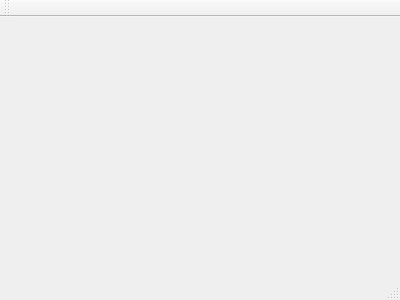
First picture: the form in mainwindow.ui, repository kian98/ksniffer, before the edit.
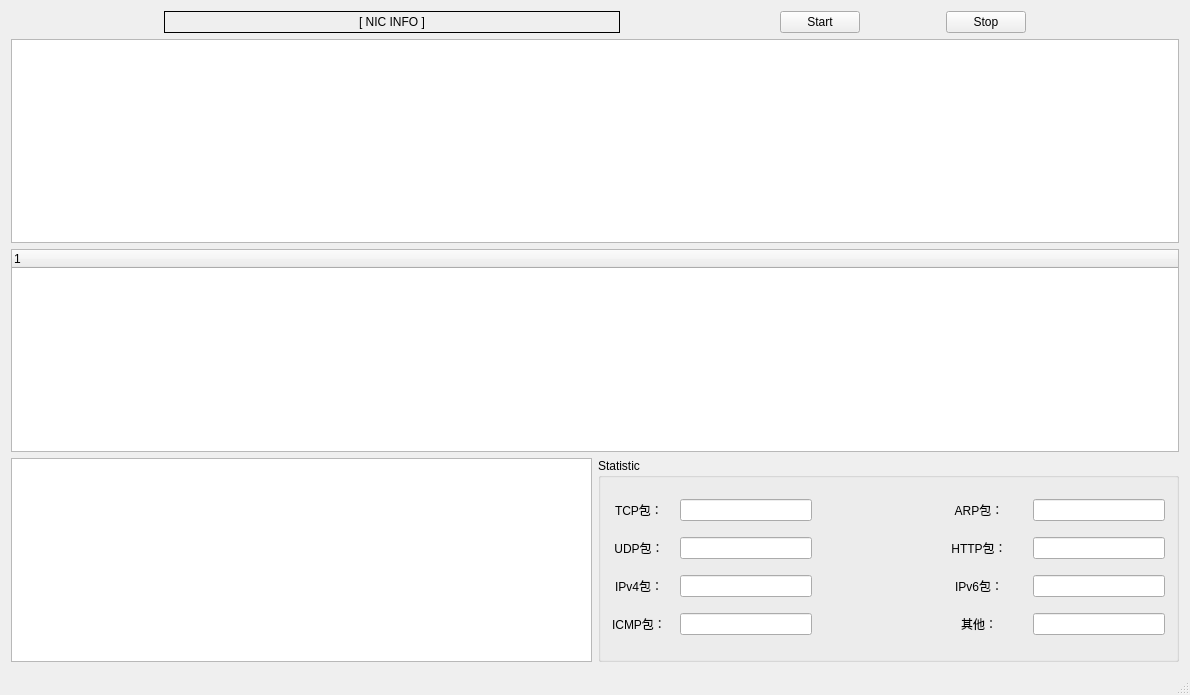
Second picture: the form after the edit. The open tabs and pages were chosen to show the change.

```diff
--- a/mainwindow.ui
+++ b/mainwindow.ui
@@ -1,24 +1,565 @@
 <ui version="4.0">
  <class>MainWindow</class>
- <widget class="QMainWindow" name="MainWindow" >
-  <property name="geometry" >
+ <widget class="QMainWindow" name="MainWindow">
+  <property name="geometry">
    <rect>
     <x>0</x>
     <y>0</y>
-    <width>400</width>
-    <height>300</height>
+    <width>1190</width>
+    <height>695</height>
    </rect>
   </property>
   <property name="windowTitle" >
    <string>MainWindow</string>
   </property>
-  <widget class="QMenuBar" name="menuBar" />
-  <widget class="QToolBar" name="mainToolBar" />
-  <widget class="QWidget" name="centralWidget" />
-  <widget class="QStatusBar" name="statusBar" />
+  <widget class="QWidget" name="centralWidget">
+   <layout class="QVBoxLayout" name="verticalLayout_2">
+    <property name="leftMargin">
+     <number>0</number>
+    </property>
+    <property name="topMargin">
+     <number>0</number>
+    </property>
+    <property name="rightMargin">
+     <number>0</number>
+    </property>
+    <property name="bottomMargin">
+     <number>0</number>
+    </property>
+    <item>
+     <widget class="QStackedWidget" name="stackedWidget">
+      <property name="currentIndex">
+       <number>0</number>
+      </property>
+      <widget class="QWidget" name="nic">
+       <layout class="QVBoxLayout" name="verticalLayout_3">
+        <item>
+         <layout class="QVBoxLayout" name="verticalLayout">
+          <item>
+           <widget class="QLabel" name="label">
+            <property name="font">
+             <font>
+              <family>Microsoft YaHei UI</family>
+              <pointsize>14</pointsize>
+              <weight>50</weight>
+              <bold>false</bold>
+             </font>
+            </property>
+            <property name="statusTip">
+             <string>网络工程师综合实训：嗅探器的设计与实现</string>
+            </property>
+            <property name="whatsThis">
+             <string/>
+            </property>
+            <property name="frameShape">
+             <enum>QFrame::NoFrame</enum>
+            </property>
+            <property name="frameShadow">
+             <enum>QFrame::Plain</enum>
+            </property>
+            <property name="text">
+             <string>欢迎使用 KSniffer</string>
+            </property>
+            <property name="textFormat">
+             <enum>Qt::RichText</enum>
+            </property>
+            <property name="alignment">
+             <set>Qt::AlignLeading|Qt::AlignLeft|Qt::AlignVCenter</set>
+            </property>
+            <property name="indent">
+             <number>5</number>
+            </property>
+           </widget>
+          </item>
+          <item>
+           <widget class="QLabel" name="label_2">
+            <property name="statusTip">
+             <string/>
+            </property>
+            <property name="text">
+             <string>Select a NIC：</string>
+            </property>
+            <property name="margin">
+             <number>10</number>
+            </property>
+            <property name="indent">
+             <number>15</number>
+            </property>
+           </widget>
+          </item>
+          <item>
+           <widget class="QListView" name="listView">
+            <property name="statusTip">
+             <string>选择设备</string>
+            </property>
+            <property name="autoFillBackground">
+             <bool>false</bool>
+            </property>
+            <property name="spacing">
+             <number>0</number>
+            </property>
+           </widget>
+          </item>
+          <item>
+           <spacer name="verticalSpacer">
+            <property name="orientation">
+             <enum>Qt::Vertical</enum>
+            </property>
+            <property name="sizeType">
+             <enum>QSizePolicy::Maximum</enum>
+            </property>
+            <property name="sizeHint" stdset="0">
+             <size>
+              <width>60</width>
+              <height>200</height>
+             </size>
+            </property>
+           </spacer>
+          </item>
+          <item>
+           <layout class="QHBoxLayout" name="horizontalLayout">
+            <item>
+             <spacer name="horizontalSpacer">
+              <property name="orientation">
+               <enum>Qt::Horizontal</enum>
+              </property>
+              <property name="sizeHint" stdset="0">
+               <size>
+                <width>40</width>
+                <height>20</height>
+               </size>
+              </property>
+             </spacer>
+            </item>
+            <item>
+             <widget class="QPushButton" name="pushButton">
+              <property name="statusTip">
+               <string>选中</string>
+              </property>
+              <property name="text">
+               <string>Select</string>
+              </property>
+             </widget>
+            </item>
+            <item>
+             <spacer name="horizontalSpacer_3">
+              <property name="orientation">
+               <enum>Qt::Horizontal</enum>
+              </property>
+              <property name="sizeType">
+               <enum>QSizePolicy::Fixed</enum>
+              </property>
+              <property name="sizeHint" stdset="0">
+               <size>
+                <width>150</width>
+                <height>20</height>
+               </size>
+              </property>
+             </spacer>
+            </item>
+            <item>
+             <widget class="QPushButton" name="pushButton_2">
+              <property name="statusTip">
+               <string>取消</string>
+              </property>
+              <property name="text">
+               <string>Cancel</string>
+              </property>
+             </widget>
+            </item>
+            <item>
+             <spacer name="horizontalSpacer_2">
+              <property name="orientation">
+               <enum>Qt::Horizontal</enum>
+              </property>
+              <property name="sizeHint" stdset="0">
+               <size>
+                <width>40</width>
+                <height>20</height>
+               </size>
+              </property>
+             </spacer>
+            </item>
+           </layout>
+          </item>
+         </layout>
+        </item>
+       </layout>
+      </widget>
+      <widget class="QWidget" name="sniffer">
+       <layout class="QVBoxLayout" name="verticalLayout_4">
+        <item>
+         <layout class="QHBoxLayout" name="horizontalLayout_2">
+          <item>
+           <spacer name="horizontalSpacer_10">
+            <property name="orientation">
+             <enum>Qt::Horizontal</enum>
+            </property>
+            <property name="sizeHint" stdset="0">
+             <size>
+              <width>40</width>
+              <height>20</height>
+             </size>
+            </property>
+           </spacer>
+          </item>
+          <item>
+           <widget class="QLabel" name="label_3">
+            <property name="sizePolicy">
+             <sizepolicy hsizetype="MinimumExpanding" vsizetype="Preferred">
+              <horstretch>0</horstretch>
+              <verstretch>0</verstretch>
+             </sizepolicy>
+            </property>
+            <property name="minimumSize">
+             <size>
+              <width>456</width>
+              <height>0</height>
+             </size>
+            </property>
+            <property name="statusTip">
+             <string>NIC INFO</string>
+            </property>
+            <property name="frameShape">
+             <enum>QFrame::Box</enum>
+            </property>
+            <property name="text">
+             <string>[ NIC INFO ]</string>
+            </property>
+            <property name="alignment">
+             <set>Qt::AlignCenter</set>
+            </property>
+           </widget>
+          </item>
+          <item>
+           <spacer name="horizontalSpacer_6">
+            <property name="orientation">
+             <enum>Qt::Horizontal</enum>
+            </property>
+            <property name="sizeType">
+             <enum>QSizePolicy::Expanding</enum>
+            </property>
+            <property name="sizeHint" stdset="0">
+             <size>
+              <width>40</width>
+              <height>20</height>
+             </size>
+            </property>
+           </spacer>
+          </item>
+          <item>
+           <widget class="QPushButton" name="pushButton_3">
+            <property name="statusTip">
+             <string>开始</string>
+            </property>
+            <property name="text">
+             <string>Start</string>
+            </property>
+           </widget>
+          </item>
+          <item>
+           <spacer name="horizontalSpacer_7">
+            <property name="orientation">
+             <enum>Qt::Horizontal</enum>
+            </property>
+            <property name="sizeType">
+             <enum>QSizePolicy::Fixed</enum>
+            </property>
+            <property name="sizeHint" stdset="0">
+             <size>
+              <width>80</width>
+              <height>20</height>
+             </size>
+            </property>
+           </spacer>
+          </item>
+          <item>
+           <widget class="QPushButton" name="pushButton_4">
+            <property name="statusTip">
+             <string>结束</string>
+            </property>
+            <property name="text">
+             <string>Stop</string>
+            </property>
+           </widget>
+          </item>
+          <item>
+           <spacer name="horizontalSpacer_9">
+            <property name="orientation">
+             <enum>Qt::Horizontal</enum>
+            </property>
+            <property name="sizeHint" stdset="0">
+             <size>
+              <width>40</width>
+              <height>20</height>
+             </size>
+            </property>
+           </spacer>
+          </item>
+         </layout>
+        </item>
+        <item>
+         <widget class="QTableWidget" name="tableWidget">
+          <property name="statusTip">
+           <string>封包列表</string>
+          </property>
+         </widget>
+        </item>
+        <item>
+         <widget class="QTreeWidget" name="treeWidget">
+          <property name="statusTip">
+           <string>封包详细信息</string>
+          </property>
+          <column>
+           <property name="text">
+            <string notr="true">1</string>
+           </property>
+          </column>
+         </widget>
+        </item>
+        <item>
+         <layout class="QHBoxLayout" name="horizontalLayout_3">
+          <item>
+           <widget class="QTextEdit" name="textEdit">
+            <property name="statusTip">
+             <string>十六进制数据</string>
+            </property>
+            <property name="readOnly">
+             <bool>true</bool>
+            </property>
+           </widget>
+          </item>
+          <item>
+           <widget class="QGroupBox" name="groupBox">
+            <property name="statusTip">
+             <string>统计数据</string>
+            </property>
+            <property name="title">
+             <string>Statistic</string>
+            </property>
+            <layout class="QGridLayout" name="gridLayout">
+             <item row="2" column="2">
+              <widget class="QLineEdit" name="lineEdit_7">
+               <property name="alignment">
+                <set>Qt::AlignCenter</set>
+               </property>
+               <property name="readOnly">
+                <bool>true</bool>
+               </property>
+              </widget>
+             </item>
+             <item row="0" column="3">
+              <spacer name="horizontalSpacer_8">
+               <property name="orientation">
+                <enum>Qt::Horizontal</enum>
+               </property>
+               <property name="sizeType">
+                <enum>QSizePolicy::Expanding</enum>
+               </property>
+               <property name="sizeHint" stdset="0">
+                <size>
+                 <width>40</width>
+                 <height>20</height>
+                </size>
+               </property>
+              </spacer>
+             </item>
+             <item row="3" column="2">
+              <widget class="QLineEdit" name="lineEdit_3">
+               <property name="alignment">
+                <set>Qt::AlignCenter</set>
+               </property>
+               <property name="readOnly">
+                <bool>true</bool>
+               </property>
+              </widget>
+             </item>
+             <item row="0" column="6">
+              <widget class="QLineEdit" name="lineEdit_4">
+               <property name="alignment">
+                <set>Qt::AlignCenter</set>
+               </property>
+               <property name="readOnly">
+                <bool>true</bool>
+               </property>
+              </widget>
+             </item>
+             <item row="1" column="2">
+              <widget class="QLineEdit" name="lineEdit_2">
+               <property name="alignment">
+                <set>Qt::AlignCenter</set>
+               </property>
+               <property name="readOnly">
+                <bool>true</bool>
+               </property>
+              </widget>
+             </item>
+             <item row="3" column="0">
+              <widget class="QLabel" name="label_6">
+               <property name="text">
+                <string>ICMP包：</string>
+               </property>
+               <property name="alignment">
+                <set>Qt::AlignCenter</set>
+               </property>
+              </widget>
+             </item>
+             <item row="0" column="0">
+              <widget class="QLabel" name="label_4">
+               <property name="text">
+                <string>TCP包：</string>
+               </property>
+               <property name="alignment">
+                <set>Qt::AlignCenter</set>
+               </property>
+              </widget>
+             </item>
+             <item row="3" column="4">
+              <widget class="QLabel" name="label_11">
+               <property name="text">
+                <string>其他：</string>
+               </property>
+               <property name="alignment">
+                <set>Qt::AlignCenter</set>
+               </property>
+              </widget>
+             </item>
+             <item row="2" column="0">
+              <widget class="QLabel" name="label_10">
+               <property name="text">
+                <string>IPv4包：</string>
+               </property>
+               <property name="alignment">
+                <set>Qt::AlignCenter</set>
+               </property>
+              </widget>
+             </item>
+             <item row="1" column="4">
+              <widget class="QLabel" name="label_8">
+               <property name="text">
+                <string>HTTP包：</string>
+               </property>
+               <property name="alignment">
+                <set>Qt::AlignCenter</set>
+               </property>
+              </widget>
+             </item>
+             <item row="1" column="6">
+              <widget class="QLineEdit" name="lineEdit_5">
+               <property name="alignment">
+                <set>Qt::AlignCenter</set>
+               </property>
+               <property name="readOnly">
+                <bool>true</bool>
+               </property>
+              </widget>
+             </item>
+             <item row="0" column="1">
+              <spacer name="horizontalSpacer_4">
+               <property name="orientation">
+                <enum>Qt::Horizontal</enum>
+               </property>
+               <property name="sizeType">
+                <enum>QSizePolicy::Fixed</enum>
+               </property>
+               <property name="sizeHint" stdset="0">
+                <size>
+                 <width>8</width>
+                 <height>20</height>
+                </size>
+               </property>
+              </spacer>
+             </item>
+             <item row="0" column="2">
+              <widget class="QLineEdit" name="lineEdit">
+               <property name="alignment">
+                <set>Qt::AlignCenter</set>
+               </property>
+               <property name="readOnly">
+                <bool>true</bool>
+               </property>
+              </widget>
+             </item>
+             <item row="2" column="4">
+              <widget class="QLabel" name="label_9">
+               <property name="text">
+                <string>IPv6包：</string>
+               </property>
+               <property name="alignment">
+                <set>Qt::AlignCenter</set>
+               </property>
+              </widget>
+             </item>
+             <item row="1" column="0">
+              <widget class="QLabel" name="label_5">
+               <property name="text">
+                <string>UDP包：</string>
+               </property>
+               <property name="alignment">
+                <set>Qt::AlignCenter</set>
+               </property>
+              </widget>
+             </item>
+             <item row="2" column="6">
+              <widget class="QLineEdit" name="lineEdit_6">
+               <property name="alignment">
+                <set>Qt::AlignCenter</set>
+               </property>
+               <property name="readOnly">
+                <bool>true</bool>
+               </property>
+              </widget>
+             </item>
+             <item row="0" column="4">
+              <widget class="QLabel" name="label_7">
+               <property name="text">
+                <string>ARP包：</string>
+               </property>
+               <property name="alignment">
+                <set>Qt::AlignCenter</set>
+               </property>
+              </widget>
+             </item>
+             <item row="3" column="6">
+              <widget class="QLineEdit" name="lineEdit_8">
+               <property name="alignment">
+                <set>Qt::AlignCenter</set>
+               </property>
+               <property name="readOnly">
+                <bool>true</bool>
+               </property>
+              </widget>
+             </item>
+             <item row="0" column="5">
+              <spacer name="horizontalSpacer_5">
+               <property name="orientation">
+                <enum>Qt::Horizontal</enum>
+               </property>
+               <property name="sizeType">
+                <enum>QSizePolicy::Fixed</enum>
+               </property>
+               <property name="sizeHint" stdset="0">
+                <size>
+                 <width>20</width>
+                 <height>20</height>
+                </size>
+               </property>
+              </spacer>
+             </item>
+            </layout>
+           </widget>
+          </item>
+         </layout>
+        </item>
+       </layout>
+      </widget>
+     </widget>
+    </item>
+   </layout>
+  </widget>
+  <widget class="QStatusBar" name="statusBar"/>
  </widget>
- <layoutDefault spacing="6" margin="11" />
- <pixmapfunction></pixmapfunction>
+ <layoutdefault spacing="6" margin="11"/>
  <resources/>
  <connections/>
 </ui>
```
Left out of the diff: 5 changed lines with no effect on the pictures.
